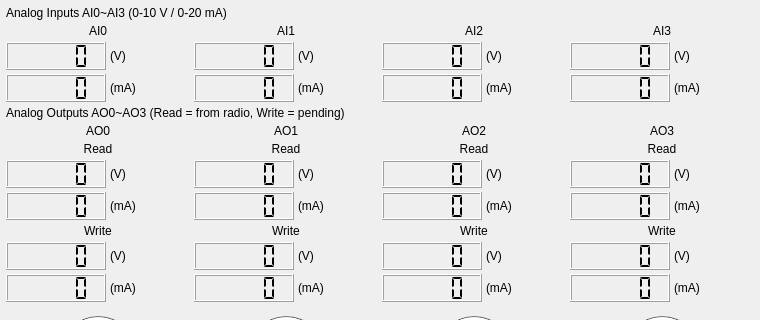
Above: src/widget/config_page/pages/analog_page.ui from NotchBrown/Industrial-Data-Radio-PLC-18SPR-Software before the change; both pictures show x 0 to 760 and y 0 to 320 of the 760 by 620 pixel window. Below: the same form after it.
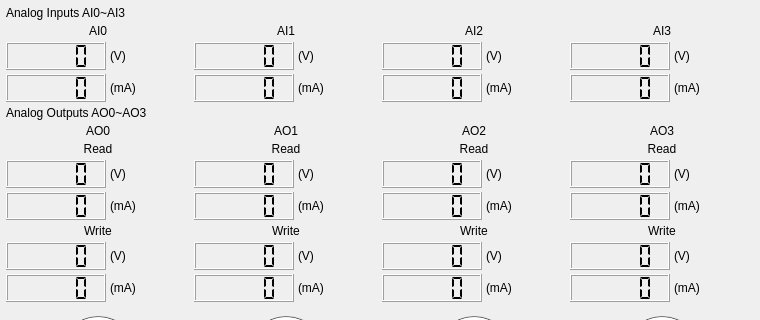
That is the form after the change.

Commit message: clean analog titles

```diff
--- a/src/widget/config_page/pages/analog_page.ui
+++ b/src/widget/config_page/pages/analog_page.ui
@@ -19,7 +19,7 @@
    <item>
     <widget class="QLabel" name="lblAiTitle">
      <property name="text">
-      <string>Analog Inputs AI0~AI3 (0-10 V / 0-20 mA)</string>
+      <string>Analog Inputs AI0~AI3</string>
      </property>
     </widget>
    </item>
@@ -58,7 +58,7 @@
    <item>
     <widget class="QLabel" name="lblAoTitle">
      <property name="text">
-      <string>Analog Outputs AO0~AO3 (Read = from radio, Write = pending)</string>
+      <string>Analog Outputs AO0~AO3</string>
      </property>
     </widget>
    </item>
```
